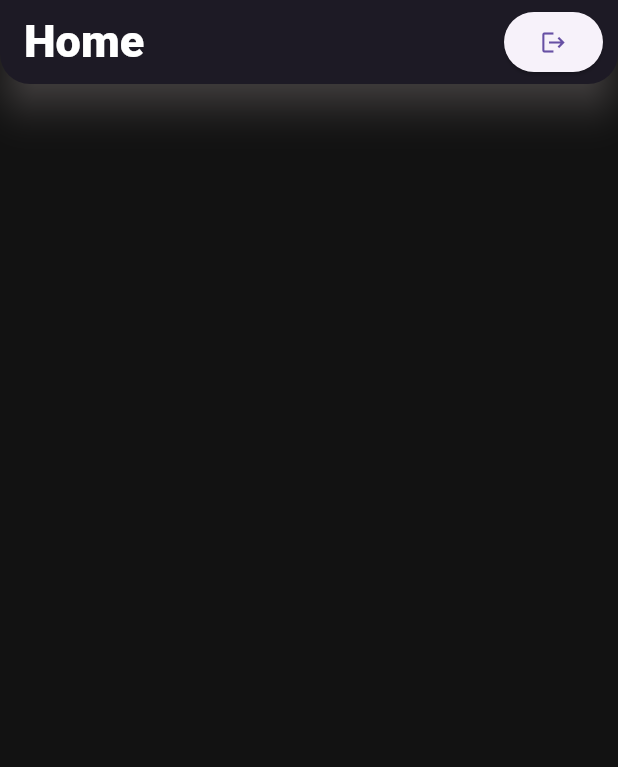
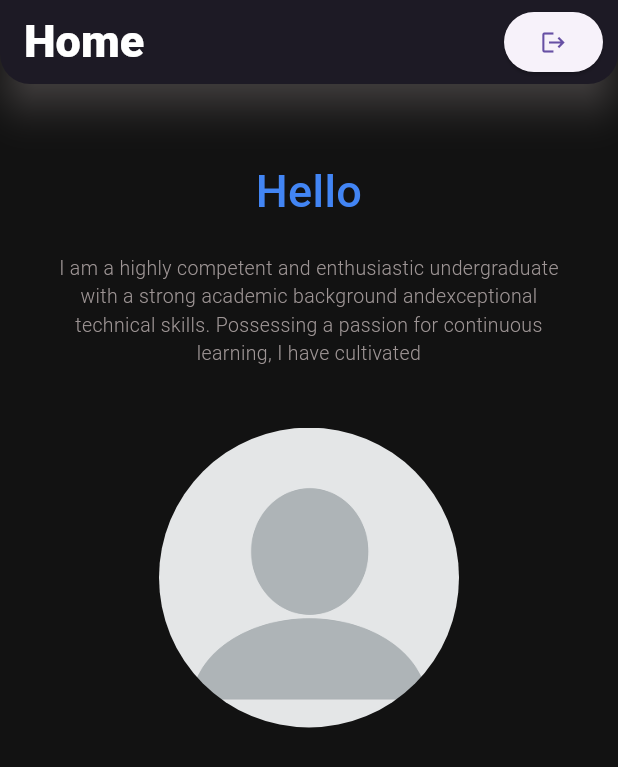
Before and after one commit to chinthakaSenarathna/flutter-with-firebase, a Flutter app: the screen it shows once a user with an empty profile is signed in, on a phone screen of 412 x 824 dp. Shown: the top 767 px of the screen. Run offline on Flutter 3.47's test engine with Material 3 defaults, Android fonts, the phone set to English and light mode, and no system bars; our stand-ins replace firebase_auth, firebase_core; accounts and stored records are empty.

```diff
--- a/lib/screens/home/home.dart
+++ b/lib/screens/home/home.dart
@@ -1,6 +1,9 @@
 import 'package:flutter/material.dart';
 import 'package:flutter_with_firebase/constants/colors.dart';
+import 'package:flutter_with_firebase/constants/styles.dart';
+import 'package:flutter_with_firebase/models/UserModel.dart';
 import 'package:flutter_with_firebase/services/auth.dart';
+import 'package:provider/provider.dart';
 
 class Home extends StatefulWidget {
   const Home({super.key});
@@ -14,6 +17,9 @@ class _HomeState extends State<Home> {
 
   @override
   Widget build(BuildContext context) {
+
+    final user = Provider.of<UserModel?>(context);
+
     return Scaffold(
       backgroundColor: bgBlack,
       appBar: AppBar(
@@ -45,6 +51,48 @@ class _HomeState extends State<Home> {
           )
         ],
       ),
+      body: Padding(
+        padding: const EdgeInsets.all(10),
+        child: Column(
+          children: [
+            const SizedBox(
+              height: 40,
+            ),
+            Center(
+              child: Text(
+                "Hello ${user?.uid}",
+                textAlign: TextAlign.center,
+                style:const TextStyle(
+                  color: mainBlue,
+                  fontSize: 30,
+                  fontWeight: FontWeight.w500
+                ),
+              ),
+            ),
+            const Padding(
+              padding: EdgeInsets.all(20),
+              child: Text(
+                "I am a highly competent and enthusiastic undergraduate with a strong academic background and"
+                "exceptional technical skills. Possessing a passion for continuous learning, I have cultivated",
+                textAlign: TextAlign.center,
+                style: signInDescription,
+              ),
+            ),
+            const SizedBox(
+              height: 20,
+            ),
+            ClipRRect(
+              borderRadius: BorderRadius.circular(100),
+              child: Image.asset(
+                "assets/man.jpg",
+                height: 200,
+                width: 200,
+                fit: BoxFit.cover,
+              ),
+            )
+          ],
+        ),
+      ),
     );
   }
 }
```
Also changed, not shown: lib/screens/authentication/authenticate.dart (+10 -1 lines), lib/screens/authentication/login.dart (+8 -2 lines), lib/screens/authentication/register.dart (+5 -2 lines), lib/services/auth.dart (+11 -0 lines).
